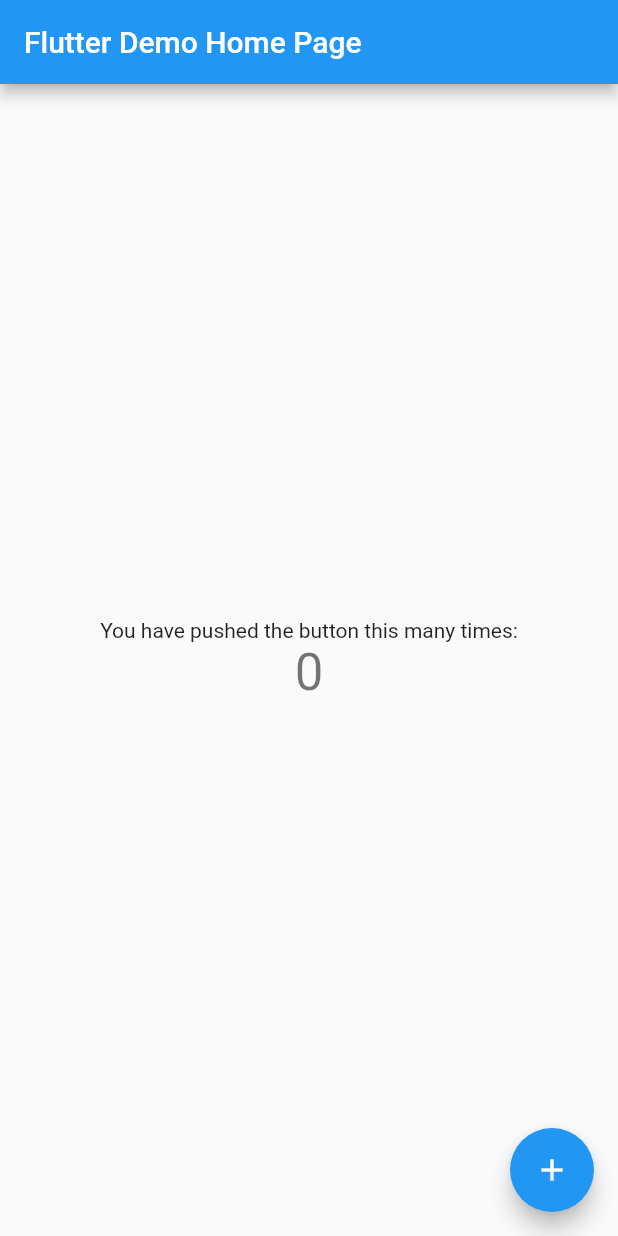
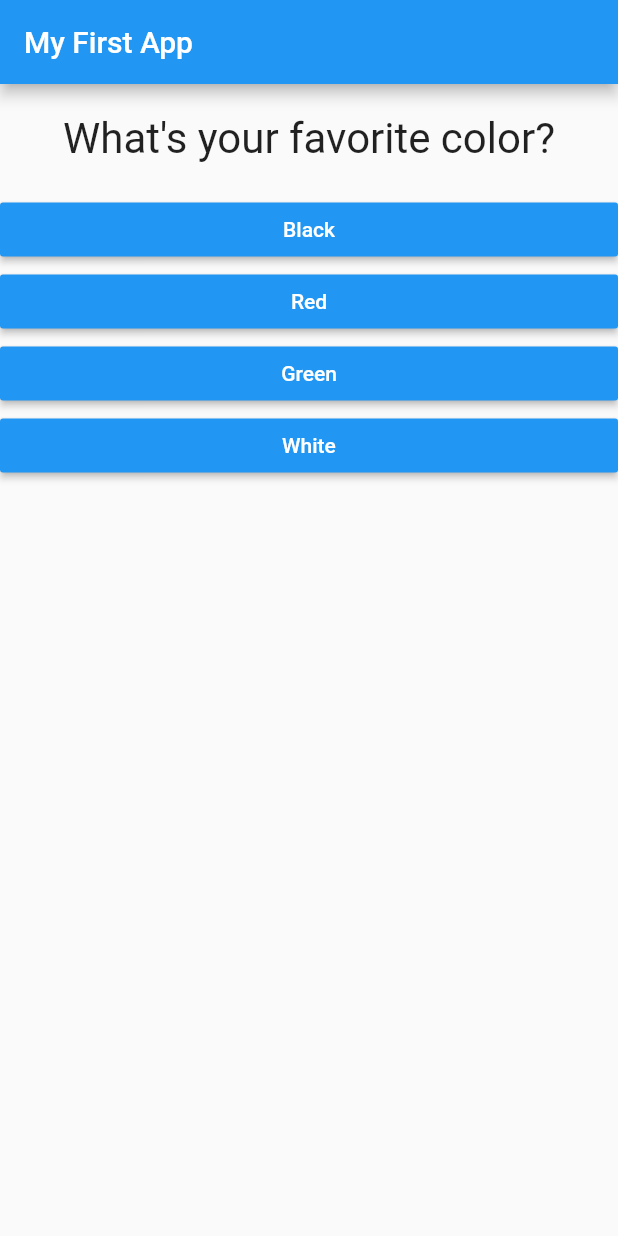
Before and after one commit to Poehnell/Flutter_guide, a Flutter app: the screen it shows after launch, on a phone screen of 412 x 824 dp. Run offline on Flutter 3.47's test engine with Material 2 defaults, Android fonts, the phone set to English and light mode, and no system bars.

Commit message:
created an app that asks 3 questions with 3 answers using Lists and Maps, appling Turnray operator to return an answer when all 3 questions have been answered. Created 4 class's Quiz,Question,Answer,Result this was to clean up and refactor the Widgets into their own class's

```diff
--- /dev/null
+++ b/lib/answer.dart
@@ -0,0 +1,23 @@
+import 'package:flutter/material.dart';
+
+
+class Answer extends StatelessWidget {
+final Function selectHandler;
+final String answerText;
+
+  Answer(this.selectHandler, this.answerText);
+  @override
+  Widget build(BuildContext context) {
+    return Container(
+      width: double.infinity,
+      child: RaisedButton(
+        color: Colors.blue,
+        textColor: Colors.white,
+        child: Text(answerText),
+        onPressed: selectHandler,
+      ),
+    );
+  }
+
+
+}
--- a/lib/main.dart
+++ b/lib/main.dart
@@ -1,113 +1,65 @@
 import 'package:flutter/material.dart';
+import 'package:flutter_guide/result.dart';
+import 'quiz.dart';
+import 'result.dart';
 
 void main() {
   runApp(MyApp());
 }
 
-class MyApp extends StatelessWidget {
-  // This widget is the root of your application.
+class MyApp extends StatefulWidget {
   @override
-  Widget build(BuildContext context) {
-    return MaterialApp(
-      title: 'Flutter Demo',
-      theme: ThemeData(
-        // This is the theme of your application.
-        //
-        // Try running your application with "flutter run". You'll see the
-        // application has a blue toolbar. Then, without quitting the app, try
-        // changing the primarySwatch below to Colors.green and then invoke
-        // "hot reload" (press "r" in the console where you ran "flutter run",
-        // or simply save your changes to "hot reload" in a Flutter IDE).
-        // Notice that the counter didn't reset back to zero; the application
-        // is not restarted.
-        primarySwatch: Colors.blue,
-      ),
-      home: MyHomePage(title: 'Flutter Demo Home Page'),
-    );
+  State<StatefulWidget> createState() {
+    // TODO: implement createState
+    return _MyAppState();
   }
 }
 
-class MyHomePage extends StatefulWidget {
-  MyHomePage({Key key, this.title}) : super(key: key);
+class _MyAppState extends State<MyApp> {
+  final _questions = [
+    {
+      'questionText': 'What\'s your favorite color?',
+      'answers': ['Black', 'Red', 'Green', 'White'],
+    },
+    {
+      'questionText': 'What\'s your favorite animal?',
+      'answers': ['Lizzard', 'Cow', 'Horse']
+    },
+    {
+      'questionText': 'What\'s your favorite food?',
+      'answers': ['Pizza', 'Toast', 'KD']
+    },
+  ];
+  var _questionIndex = 0;
 
-  // This widget is the home page of your application. It is stateful, meaning
-  // that it has a State object (defined below) that contains fields that affect
-  // how it looks.
-
-  // This class is the configuration for the state. It holds the values (in this
-  // case the title) provided by the parent (in this case the App widget) and
-  // used by the build method of the State. Fields in a Widget subclass are
-  // always marked "final".
-
-  final String title;
-
-  @override
-  _MyHomePageState createState() => _MyHomePageState();
-}
-
-class _MyHomePageState extends State<MyHomePage> {
-  int _counter = 0;
-
-  void _incrementCounter() {
+  void _answerQuestion() {
     setState(() {
-      // This call to setState tells the Flutter framework that something has
-      // changed in this State, which causes it to rerun the build method below
-      // so that the display can reflect the updated values. If we changed
-      // _counter without calling setState(), then the build method would not be
-      // called again, and so nothing would appear to happen.
-      _counter+= 2;
+      _questionIndex = _questionIndex + 1;
     });
+    print(_questionIndex);
+    if(_questionIndex < _questions.length){
+      print('We have more questions!');
+    }
   }
 
   @override
   Widget build(BuildContext context) {
-    // This method is rerun every time setState is called, for instance as done
-    // by the _incrementCounter method above.
-    //
-    // The Flutter framework has been optimized to make rerunning build methods
-    // fast, so that you can just rebuild anything that needs updating rather
-    // than having to individually change instances of widgets.
-    return Scaffold(
-      appBar: AppBar(
-        // Here we take the value from the MyHomePage object that was created by
-        // the App.build method, and use it to set our appbar title.
-        title: Text(widget.title),
+
+    return MaterialApp(
+      home: Scaffold(
+        appBar: AppBar(
+          title: Text("My First App"),
+        ),
+        body: _questionIndex < _questions.length
+            ? Quiz(
+          answerQuestion: _answerQuestion,
+          questionIndex: _questionIndex,
+          questions: _questions,
+        )
+         : Result(),
       ),
-      body: Center(
-        // Center is a layout widget. It takes a single child and positions it
-        // in the middle of the parent.
-        child: Column(
-          // Column is also a layout widget. It takes a list of children and
-          // arranges them vertically. By default, it sizes itself to fit its
-          // children horizontally, and tries to be as tall as its parent.
-          //
-          // Invoke "debug painting" (press "p" in the console, choose the
-          // "Toggle Debug Paint" action from the Flutter Inspector in Android
-          // Studio, or the "Toggle Debug Paint" command in Visual Studio Code)
-          // to see the wireframe for each widget.
-          //
-          // Column has various properties to control how it sizes itself and
-          // how it positions its children. Here we use mainAxisAlignment to
-          // center the children vertically; the main axis here is the vertical
-          // axis because Columns are vertical (the cross axis would be
-          // horizontal).
-          mainAxisAlignment: MainAxisAlignment.center,
-          children: <Widget>[
-            Text(
-              'You have pushed the button this many times:',
-            ),
-            Text(
-              '$_counter',
-              style: Theme.of(context).textTheme.headline4,
-            ),
-          ],
-        ),
-      ),
-      floatingActionButton: FloatingActionButton(
-        onPressed: _incrementCounter,
-        tooltip: 'Increment',
-        child: Icon(Icons.add),
-      ), // This trailing comma makes auto-formatting nicer for build methods.
     );
+    // TODO: implement build
+    throw UnimplementedError();
   }
 }
--- /dev/null
+++ b/lib/question.dart
@@ -0,0 +1,18 @@
+import 'package:flutter/material.dart';
+
+class Question extends StatelessWidget {
+  final String questionText;
+
+  Question(this.questionText);
+  @override
+  Widget build(BuildContext context) {
+    return Container(
+      width: double.infinity,
+      margin: EdgeInsets.all(20) ,
+      child: Text(
+      questionText,
+      style: TextStyle(fontSize: 28),
+      textAlign: TextAlign.center,
+    ),);
+  }
+}
--- /dev/null
+++ b/lib/quiz.dart
@@ -0,0 +1,30 @@
+import 'package:flutter/material.dart';
+import './question.dart';
+import './answer.dart';
+
+class Quiz extends StatelessWidget {
+  final List<Map<String, Object>> questions;
+  final int questionIndex;
+  final Function answerQuestion;
+
+  Quiz
+      ({
+    @required this.questions,
+    @required this.answerQuestion,
+    @required this.questionIndex,
+  });
+
+  @override
+  Widget build(BuildContext context) {
+    return Column(
+      children: [
+        Question(
+          questions[questionIndex]['questionText'],
+        ),
+        ...(questions[questionIndex]['answers'] as List<String>).map((answer) {
+          return Answer(answerQuestion, answer);
+        }).toList()
+      ],
+    );
+  }
+}
--- /dev/null
+++ b/lib/result.dart
@@ -0,0 +1,11 @@
+import 'package:flutter/material.dart';
+
+
+class Result extends StatelessWidget {
+  @override
+  Widget build(BuildContext context) {
+    return Center(
+      child: Text('You did it!'),
+    );
+  }
+}
```
Also changed, not shown: flutter_01.png (added).
